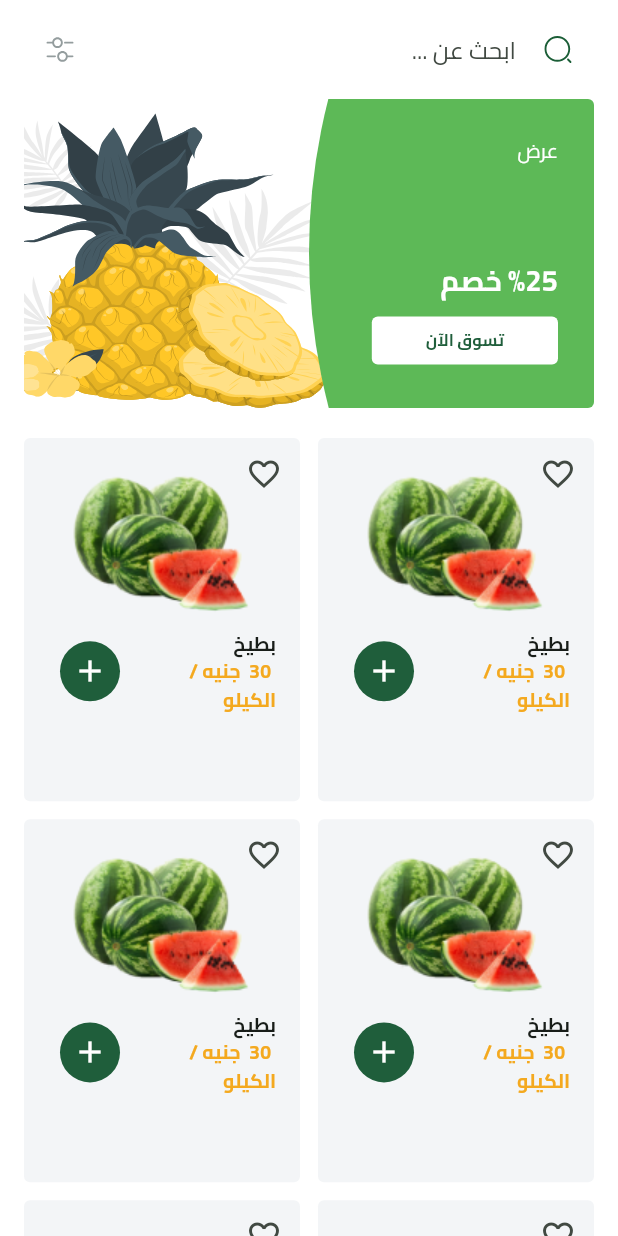
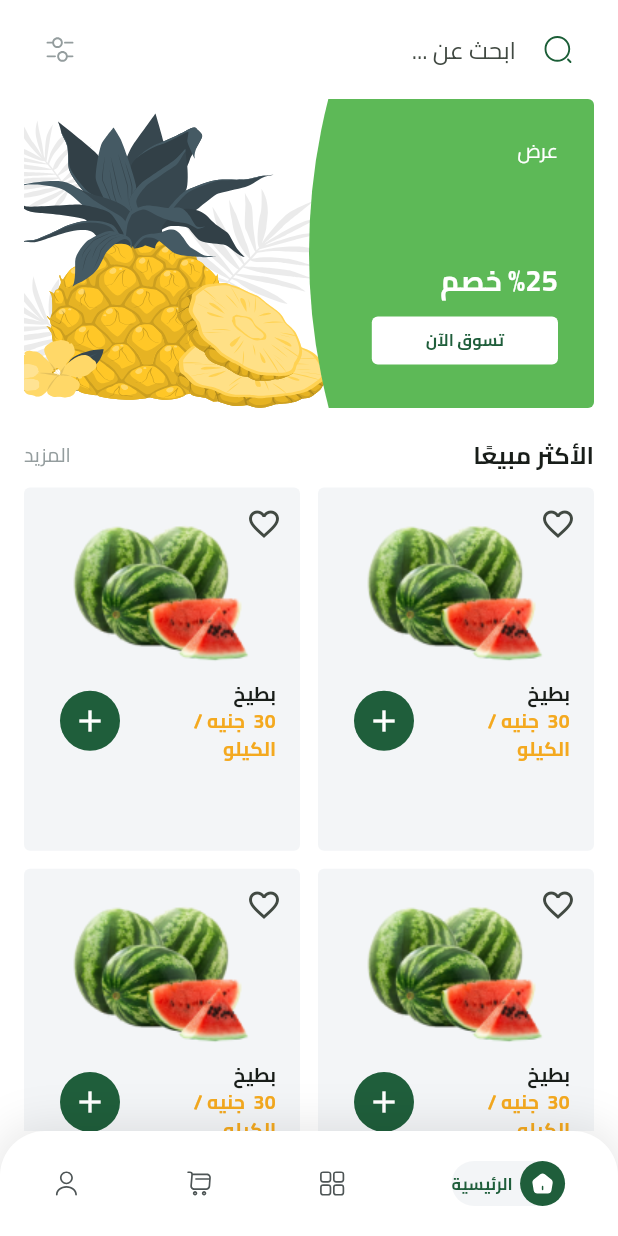
Before and after one commit to MahmoudSayed28/e-commerce, a Flutter app: the screen it shows after launch, on a phone screen of 412 x 824 dp. Run offline on Flutter 3.47's test engine with Material 3 defaults, Android fonts, the phone set to English and light mode, and no system bars; our stand-ins replace cloud_firestore, dartz, dots_indicator, firebase_auth, firebase_core, flutter_bloc and 7 more; accounts and stored records are empty.

Commit message:
bottom navigation bar done

```diff
--- /dev/null
+++ b/lib/features/home/domain/entity/bottom_navigation_item_entity.dart
@@ -0,0 +1,39 @@
+import 'package:flutter/widgets.dart';
+import 'package:fruits_app/core/utils/assets_manager.dart';
+import 'package:fruits_app/generated/l10n.dart';
+
+class BottomNavigationBarEntity {
+  final String activeImage, inActiveImage;
+  final String name;
+
+  BottomNavigationBarEntity({
+    required this.activeImage,
+    required this.inActiveImage,
+    required this.name,
+  });
+}
+
+List<BottomNavigationBarEntity> bottomNavigationBarItems(BuildContext context) {
+  return [
+    BottomNavigationBarEntity(
+      activeImage: Assets.assetsImagesVuesaxBoldHome,
+      inActiveImage: Assets.assetsImagesVuesaxOutlineHome,
+      name: S.of(context).home,
+    ),
+    BottomNavigationBarEntity(
+      activeImage: Assets.assetsImagesVuesaxBoldProducts,
+      inActiveImage: Assets.assetsImagesVuesaxOutlineProducts,
+      name: S.of(context).products,
+    ),
+    BottomNavigationBarEntity(
+      activeImage: Assets.assetsImagesVuesaxBoldShoppingCart,
+      inActiveImage: Assets.assetsImagesVuesaxOutlineShoppingCart,
+      name: S.of(context).cart,
+    ),
+    BottomNavigationBarEntity(
+      activeImage: Assets.assetsImagesVuesaxBoldUser,
+      inActiveImage: Assets.assetsImagesVuesaxOutlineUser,
+      name: S.of(context).account,
+    ),
+  ];
+}
--- a/lib/features/home/presentation/views/home_view.dart
+++ b/lib/features/home/presentation/views/home_view.dart
@@ -1,4 +1,5 @@
 import 'package:flutter/material.dart';
+import 'package:fruits_app/features/home/presentation/widgets/custom_bottom_navigation_bar.dart';
 import 'package:fruits_app/features/home/presentation/widgets/home_view_body.dart';
 
 class HomeView extends StatelessWidget {
@@ -6,6 +7,11 @@ class HomeView extends StatelessWidget {
   static const String id = 'HomeView';
   @override
   Widget build(BuildContext context) {
-    return const SafeArea(child: Scaffold(body: HomeViewBody()));
+    return const SafeArea(
+      child: Scaffold(
+        body: HomeViewBody(),
+        bottomNavigationBar: CustomBottomNavigationBar(),
+      ),
+    );
   }
 }
--- /dev/null
+++ b/lib/features/home/presentation/widgets/best_seller_header.dart
@@ -0,0 +1,33 @@
+import 'package:flutter/material.dart';
+import 'package:fruits_app/core/utils/app_styles.dart';
+import 'package:fruits_app/core/utils/colors_manager.dart';
+import 'package:fruits_app/generated/l10n.dart';
+
+class BestSellerHeader extends StatelessWidget {
+  const BestSellerHeader({super.key});
+
+  @override
+  Widget build(BuildContext context) {
+    return Padding(
+      padding: const EdgeInsets.only(bottom: 10),
+      child: Row(
+        children: [
+          Text(
+            S.of(context).mostSelling,
+            textAlign: TextAlign.right,
+            style: AppSTextStyles.bold16(null),
+          ),
+          const Spacer(),
+          GestureDetector(
+            onTap: () {},
+            child: Text(
+              S.of(context).viewMore,
+              textAlign: TextAlign.center,
+              style: AppSTextStyles.regular13(AppColors.lightSubtitleColor),
+            ),
+          ),
+        ],
+      ),
+    );
+  }
+}
--- /dev/null
+++ b/lib/features/home/presentation/widgets/custom_bottom_navigation_bar.dart
@@ -0,0 +1,99 @@
+import 'package:flutter/material.dart';
+import 'package:flutter_svg/flutter_svg.dart';
+import 'package:fruits_app/core/utils/app_styles.dart';
+import 'package:fruits_app/core/utils/colors_manager.dart';
+import 'package:fruits_app/features/home/domain/entity/bottom_navigation_item_entity.dart';
+
+class CustomBottomNavigationBar extends StatefulWidget {
+  const CustomBottomNavigationBar({super.key});
+
+  @override
+  State<CustomBottomNavigationBar> createState() =>
+      _CustomBottomNavigationBarState();
+}
+
+class _CustomBottomNavigationBarState extends State<CustomBottomNavigationBar> {
+  int currentIndex = 0;
+  @override
+  Widget build(BuildContext context) {
+    return Container(
+      height: 70,
+      decoration: const BoxDecoration(
+        boxShadow: [
+          BoxShadow(color: Color(0x19000000), blurRadius: 25, spreadRadius: 3),
+        ],
+        borderRadius: BorderRadius.only(
+          topLeft: Radius.circular(30),
+          topRight: Radius.circular(30),
+        ),
+        color: Colors.white,
+      ),
+      child: Row(
+        mainAxisAlignment: MainAxisAlignment.spaceAround,
+        children:
+            bottomNavigationBarItems(context).asMap().entries.map((entry) {
+              int index = entry.key;
+              BottomNavigationBarEntity iconEntity = entry.value;
+              return GestureDetector(
+                onTap: () => setState(() => currentIndex = index),
+                child: BottomNavigationBarIcon(
+                  iconEntity: iconEntity,
+                  isActive: currentIndex == index,
+                ),
+              );
+            }).toList(),
+      ),
+    );
+  }
+}
+
+class BottomNavigationBarIcon extends StatelessWidget {
+  const BottomNavigationBarIcon({
+    super.key,
+    required this.iconEntity,
+    required this.isActive,
+  });
+  final BottomNavigationBarEntity iconEntity;
+  final bool isActive;
+  @override
+  Widget build(BuildContext context) {
+    return isActive
+        ? ActiveIcon(image: iconEntity.activeImage, label: iconEntity.name)
+        : Center(child: SvgPicture.asset(iconEntity.inActiveImage, width: 18));
+  }
+}
+
+class ActiveIcon extends StatelessWidget {
+  const ActiveIcon({super.key, required this.label, required this.image});
+  final String label, image;
+  @override
+  Widget build(BuildContext context) {
+    return Center(
+      child: Container(
+        decoration: BoxDecoration(
+          color: AppColors.cardColor,
+          borderRadius: BorderRadius.circular(30),
+        ),
+        child: Row(
+          mainAxisSize: MainAxisSize.min,
+          children: [
+            Container(
+              height: 30,
+              width: 30,
+              decoration: BoxDecoration(
+                color: AppColors.primaryColor,
+                borderRadius: BorderRadius.circular(30),
+              ),
+              child: Center(child: SvgPicture.asset(image)),
+            ),
+            const SizedBox(width: 5),
+            Text(
+              label,
+              style: AppSTextStyles.semiBold11(AppColors.primaryColor),
+            ),
+          ],
+        ),
+      ),
+    );
+  }
+}
--- a/lib/features/home/presentation/widgets/custom_home_appbar.dart
+++ b/lib/features/home/presentation/widgets/custom_home_appbar.dart
@@ -37,7 +37,7 @@ class CustomHomeAppbar extends StatelessWidget {
         ),
       ],
       leading: Padding(
-        padding: EdgeInsets.all(6.0),
+        padding: const EdgeInsets.all(6.0),
         child: Image.asset(Assets.assetsImagesProfileImage, height: 54),
       ),
     );
--- a/lib/features/home/presentation/widgets/home_view_body.dart
+++ b/lib/features/home/presentation/widgets/home_view_body.dart
@@ -1,5 +1,7 @@
 import 'package:flutter/material.dart';
 import 'package:flutter/widgets.dart';
+
+import 'package:fruits_app/features/home/presentation/widgets/best_seller_header.dart';
 import 'package:fruits_app/features/home/presentation/widgets/custom_home_appbar.dart';
 import 'package:fruits_app/features/home/presentation/widgets/featured_list.dart';
 import 'package:fruits_app/features/home/presentation/widgets/home_search_textfield.dart';
@@ -18,6 +20,7 @@ class HomeViewBody extends StatelessWidget {
           CustomHomeAppbar(),
           SliverToBoxAdapter(child: HomeSearchTextfield()),
           SliverToBoxAdapter(child: FeaturedList()),
+          SliverToBoxAdapter(child: BestSellerHeader()),
           ProductGradView(),
         ],
       ),
--- a/lib/features/home/presentation/widgets/product_card.dart
+++ b/lib/features/home/presentation/widgets/product_card.dart
@@ -31,14 +31,13 @@ class ProductCard extends StatelessWidget {
                 Image.asset(Assets.assetsImagesWatermelonTest),
                 Flexible(
                   child: ListTile(
-                    title: Flexible(
-                      child: Text(
-                        S.of(context).watermelon,
-                        style: AppSTextStyles.bold13(null),
-                      ),
+                    title: Text(
+                      S.of(context).watermelon,
+                      style: AppSTextStyles.bold13(null),
+                      overflow: TextOverflow.ellipsis, // مهم لو النص طويل
                     ),
                     subtitle: Text(
-                      " 30 ${S.of(context).pricePerKilo(0)}",
+                      "30 ${S.of(context).pricePerKilo(0)}",
                       style: AppSTextStyles.bold13(AppColors.secondaryColor),
                     ),
                     trailing: GestureDetector(
--- a/lib/l10n/intl_ar.arb
+++ b/lib/l10n/intl_ar.arb
@@ -44,5 +44,10 @@
     "pricePerKilo": " جنيه / الكيلو",
     "discount": "%25 خصم",
     "shopNow": "تسوق الآن",
-    "offer": "عرض"
+    "offer": "عرض",
+    "home": "الرئيسية",
+  "products": "المنتجات",
+  "cart": "سلة التسوق",
+  "account": "حسابي"
+
 }
--- a/lib/l10n/intl_en.arb
+++ b/lib/l10n/intl_en.arb
@@ -46,5 +46,9 @@
   "pricePerKilo": "{price} EGP / kilo",
   "discount": "25% OFF",
   "shopNow": "Shop Now",
-   "offer": "Offer"
+   "offer": "Offer",
+   "home": "Home",
+  "products": "Products",
+  "cart": "Shopping Cart",
+  "account": "Account"
   }
```
Also changed, not shown: lib/generated/intl/messages_ar.dart, lib/generated/intl/messages_en.dart, lib/generated/l10n.dart.
